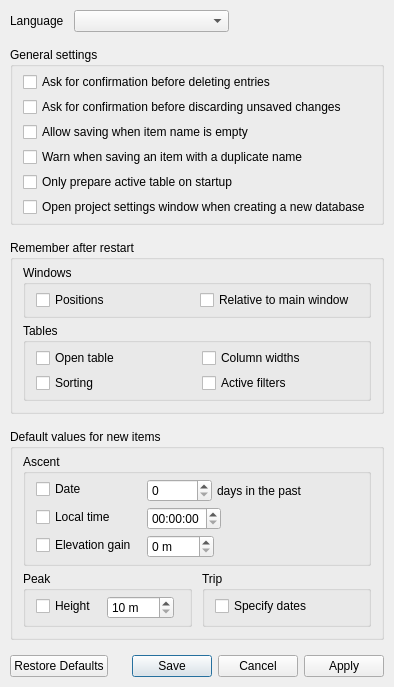
Above: src/ui/settings_window.ui from svetter/pal before the change. Below: the same form after it.
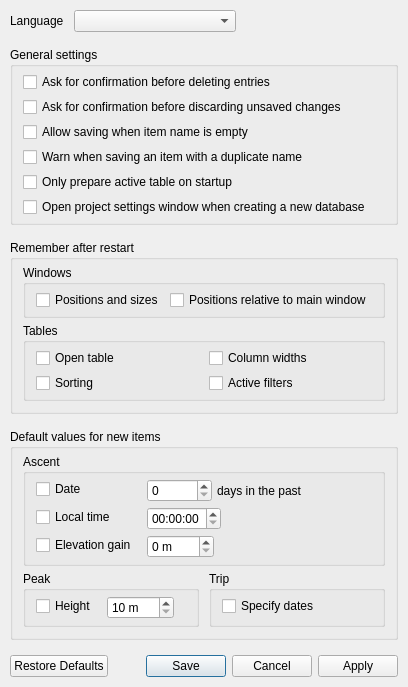
That is the form after the change.

Commit message:
Correct language around remembering window geometry
Closes #179

What changed in the file:
```diff
--- a/src/ui/settings_window.ui
+++ b/src/ui/settings_window.ui
@@ -7,7 +7,7 @@
     <x>0</x>
     <y>0</y>
     <width>400</width>
-    <height>758</height>
+    <height>760</height>
    </rect>
   </property>
   <property name="sizePolicy">
@@ -199,14 +199,14 @@
          <item row="0" column="0">
           <widget class="QCheckBox" name="rememberWindowPositionsCheckbox">
            <property name="text">
-            <string>Positions</string>
+            <string>Positions and sizes</string>
            </property>
           </widget>
          </item>
          <item row="0" column="1">
           <widget class="QCheckBox" name="rememberWindowPositionsRelativeCheckbox">
            <property name="text">
-            <string>Relative to main window</string>
+            <string>Positions relative to main window</string>
            </property>
           </widget>
          </item>
```
Left out of the diff: 2 changed lines with no effect on the pictures. The commit also changes 2 other files.
